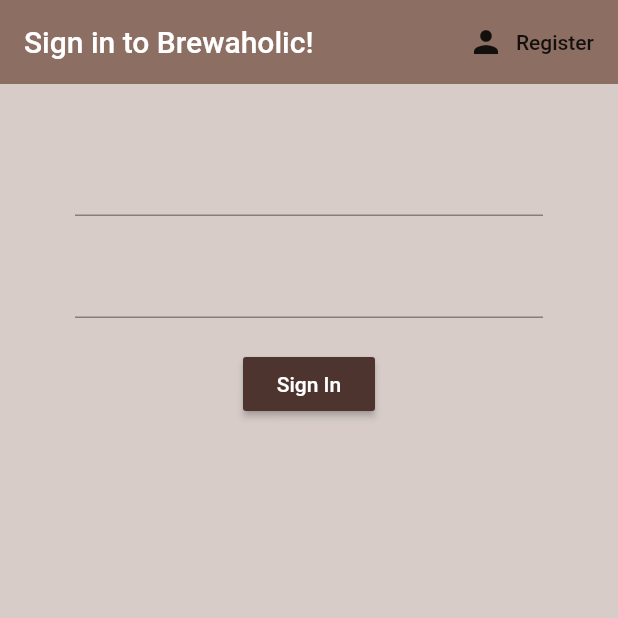
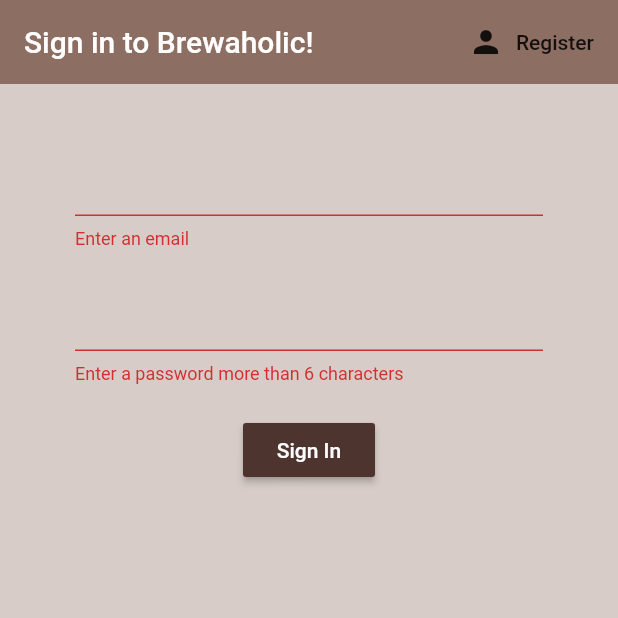
Before and after one commit to soumyadeep6845/Brewaholic, a Flutter app: the screen it shows after launch, after a tap on "Sign In", on a phone screen of 412 x 824 dp, the top half of it. Run offline on Flutter 3.47's test engine with Material 2 defaults, Android fonts, the phone set to English and light mode, and no system bars; our stand-ins replace firebase_auth, firebase_core; accounts and stored records are empty.

Commit message:
Added validation for signIn

```diff
--- a/lib/screens/authenticate/sign_in.dart
+++ b/lib/screens/authenticate/sign_in.dart
@@ -11,10 +11,12 @@ class SignIn extends StatefulWidget {
 
 class _signInState extends State<SignIn> {
   final AuthService _auth = AuthService();
+  final _formKey = GlobalKey<FormState>();
 
   //Text field state
   String email = '';
   String password = '';
+  String error = '';
 
   @override
   Widget build(BuildContext context) {
@@ -40,10 +42,12 @@ class _signInState extends State<SignIn> {
           horizontal: 50.0,
         ),
         child: Form(
+          key: _formKey,
           child: Column(
             children: [
               SizedBox(height: 20),
               TextFormField(
+                validator: (val) => val!.isEmpty ? 'Enter an email' : null,
                 onChanged: (val) {
                   setState(() {
                     email = val;
@@ -52,6 +56,15 @@ class _signInState extends State<SignIn> {
               ),
               SizedBox(height: 20),
               TextFormField(
+                validator: (val) {
+                  if (val!.length < 6) {
+                    return 'Enter a password more than 6 characters';
+                  } else if (val.isEmpty) {
+                    return 'Enter a password';
+                  } else {
+                    return null;
+                  }
+                },
                 obscureText: true,
                 onChanged: (val) {
                   setState(() {
@@ -66,7 +79,25 @@ class _signInState extends State<SignIn> {
                   'Sign In',
                   style: TextStyle(color: Colors.white),
                 ),
-                onPressed: () async {},
+                onPressed: () async {
+                  if (_formKey.currentState!.validate()) {
+                    print('Valid!');
+                    //SIGN UP
+                    // if(result == null) {
+                    //   setState(() {
+                    //     error = 'Authentication failed. Please try again!';
+                    //   });
+                    // }
+                  }
+                },
+              ),
+              SizedBox(height: 12),
+              Text(
+                error,
+                style: TextStyle(
+                  color: Colors.red,
+                  fontSize: 14,
+                ),
               ),
             ],
           ),
```
